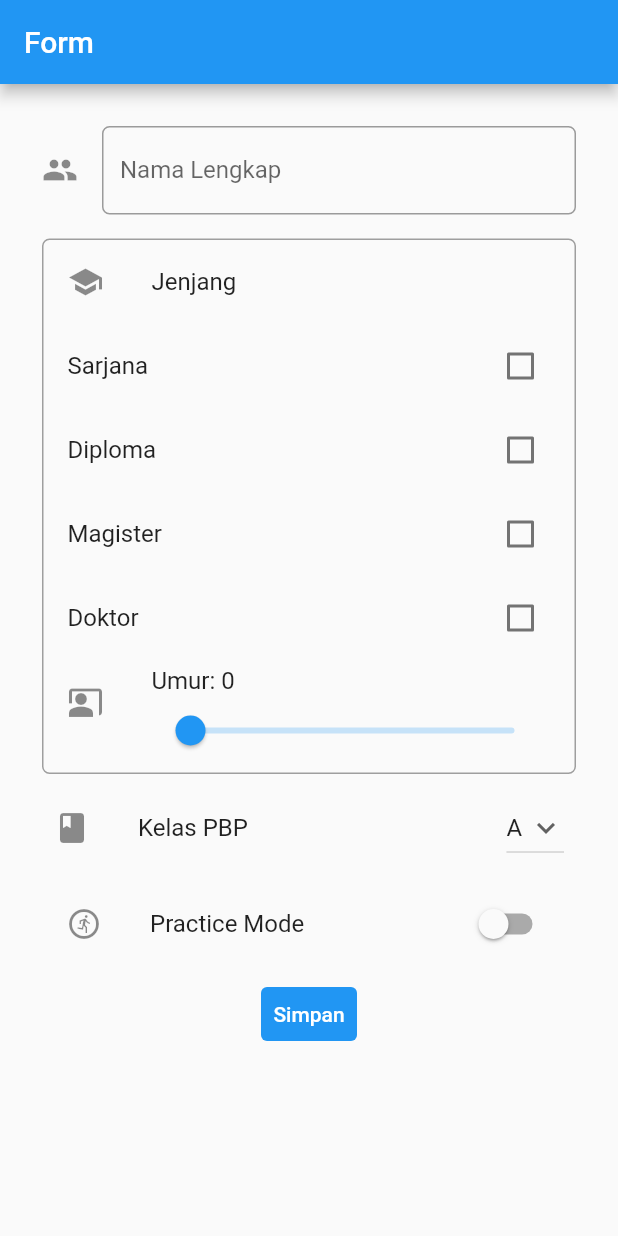
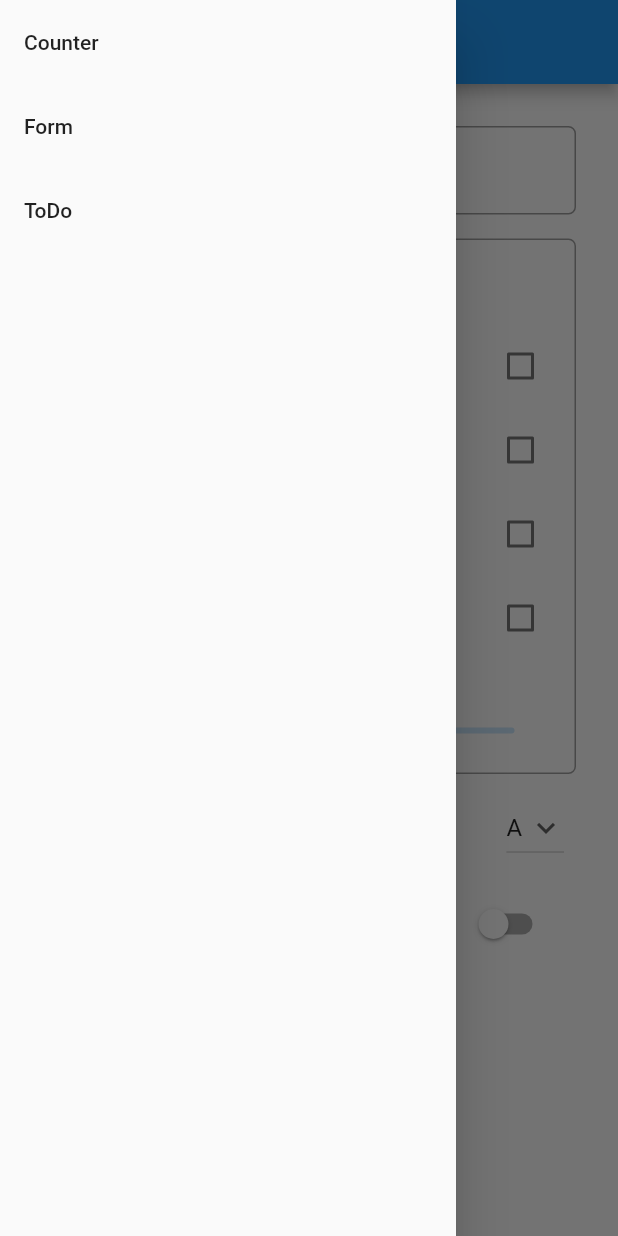
Before and after one commit to FerryHusnil/pbp-flutter-tutorial-new, a Flutter app: the MyFormPage screen opened directly, with the side drawer open (before the commit the screen has no drawer), on a phone screen of 412 x 824 dp. Run offline on Flutter 3.47's test engine with Material 2 defaults, Android fonts, the phone set to English and light mode, and no system bars.

Commit message:
gak tau salahnya dimana gak bisa nampilin data

```diff
--- a/lib/form.dart
+++ b/lib/form.dart
@@ -1,4 +1,6 @@
 import 'package:flutter/material.dart';
+import 'package:pbp_flutter_tutorial/page/to_do_page.dart';
+import 'package:pbp_flutter_tutorial/main.dart';
 
 class MyFormPage extends StatefulWidget {
   const MyFormPage({super.key});
@@ -35,6 +37,43 @@ class _MyFormPageState extends State<MyFormPage> {
     return Scaffold(
       appBar: AppBar(
         title: const Text('Form'),
+      ),
+      drawer: Drawer(
+        child: Column(
+          children: [
+            // Menambahkan clickable menu
+            ListTile(
+              title: const Text('Counter'),
+              onTap: () {
+                // Route menu ke halaman utama
+                Navigator.pushReplacement(
+                  context,
+                  MaterialPageRoute(builder: (context) => const MyApp()),
+                );
+              },
+            ),
+            ListTile(
+              title: const Text('Form'),
+              onTap: () {
+                // Route menu ke halaman form
+                Navigator.pushReplacement(
+                  context,
+                  MaterialPageRoute(builder: (context) => const MyFormPage()),
+                );
+              },
+            ),
+            ListTile(
+              title: const Text('ToDo'),
+              onTap: () {
+                // Route menu ke halaman to do
+                Navigator.pushReplacement(
+                  context,
+                  MaterialPageRoute(builder: (context) => const ToDoPage()),
+                );
+              },
+            ),
+          ],
+        ),
       ),
       body: Form(
         key: _formKey,
--- /dev/null
+++ b/lib/model/to_do.dart
@@ -0,0 +1,37 @@
+// To parse this JSON data, do
+//
+//     final toDo = toDoFromJson(jsonString);
+
+import 'dart:convert';
+
+List<ToDo> toDoFromJson(String str) => List<ToDo>.from(json.decode(str).map((x) => ToDo.fromJson(x)));
+
+String toDoToJson(List<ToDo> data) => json.encode(List<dynamic>.from(data.map((x) => x.toJson())));
+
+class ToDo {
+    ToDo({
+        required this.userId,
+        required this.id,
+        required this.title,
+        required this.completed,
+    });
+
+    int userId;
+    int id;
+    String title;
+    bool completed;
+
+    factory ToDo.fromJson(Map<String, dynamic> json) => ToDo(
+        userId: json["userId"],
+        id: json["id"],
+        title: json["title"],
+        completed: json["completed"],
+    );
+
+    Map<String, dynamic> toJson() => {
+        "userId": userId,
+        "id": id,
+        "title": title,
+        "completed": completed,
+    };
+}
--- a/pubspec.yaml
+++ b/pubspec.yaml
@@ -36,6 +36,7 @@ dependencies:
   # The following adds the Cupertino Icons font to your application.
   # Use with the CupertinoIcons class for iOS style icons.
   cupertino_icons: ^1.0.2
+  http: ^0.13.5
 
 dev_dependencies:
   flutter_test:
```
Also changed, not shown: lib/main.dart (+11 -0 lines), lib/page/to_do_page.dart (added, +135 -0 lines), pubspec.lock, 1 other file.
